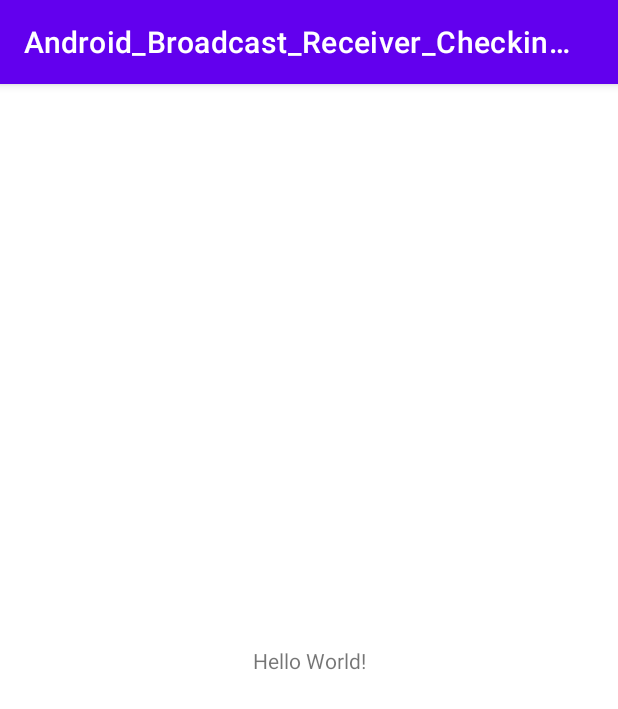
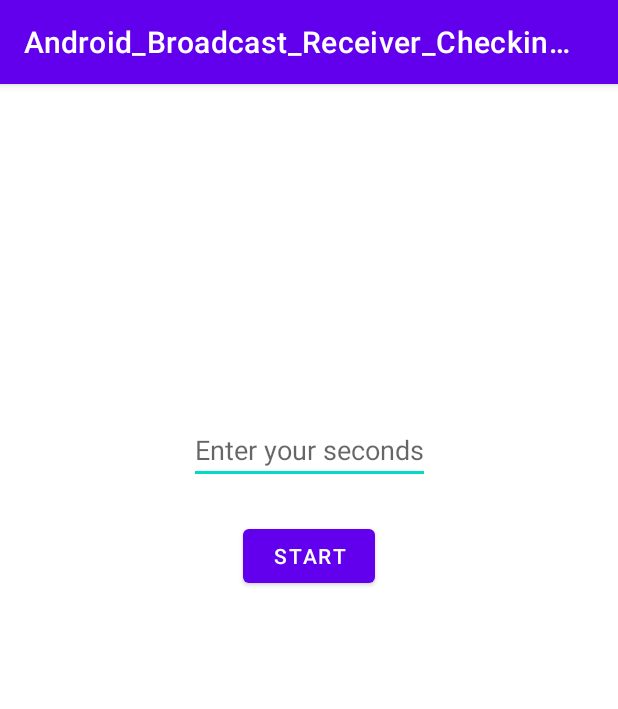
Before and after one commit to HasnathJami/Android_Broadcast_Receiver, an Android app: the screen it shows after launch (MainActivity), on a phone screen of 412 x 824 dp. Shown: the top 709 px of the screen. Run offline under Robolectric (Android 15) with nearby library versions, the light colour scheme and no system bars.

Commit message:
Alarm Manager Feature Added

```diff
--- a/app/src/main/AndroidManifest.xml
+++ b/app/src/main/AndroidManifest.xml
@@ -20,11 +20,13 @@
                 <category android:name="android.intent.category.LAUNCHER" />
             </intent-filter>
         </activity>
-        <receiver android:name = "MyReceiver" android:exported="true">
+        <receiver android:name = ".receivers.MyAlarmReceiver" android:exported="true"/>
+        <receiver android:name = ".receivers.MyReceiver" android:exported="true">
             <intent-filter>
                 <action android:name = "android.net.conn.CONNECTIVITY_CHANGE" tools:ignore="BatteryLife" />
                 <action android:name = "android.net.wifi.WIFI_STATE_CHANGED" />
                 <action android:name = "android.intent.action.AIRPLANE_MODE" />
+                <category android:name="android.intent.category.LAUNCHER" />
             </intent-filter>
         </receiver>
     </application>
--- a/app/src/main/java/com/example/android_broadcast_receiver_checking_connectivity/MainActivity.java
+++ b/app/src/main/java/com/example/android_broadcast_receiver_checking_connectivity/MainActivity.java
@@ -1,15 +1,26 @@
 package com.example.android_broadcast_receiver_checking_connectivity;
 
+import android.app.AlarmManager;
+import android.app.PendingIntent;
 import android.content.BroadcastReceiver;
+import android.content.Intent;
 import android.content.IntentFilter;
 import android.net.ConnectivityManager;
 import android.os.Bundle;
+import android.widget.Button;
+import android.widget.EditText;
+import android.widget.Toast;
 
 import androidx.annotation.Nullable;
 import androidx.appcompat.app.AppCompatActivity;
 
+import com.example.android_broadcast_receiver_checking_connectivity.receivers.MyAlarmReceiver;
+import com.example.android_broadcast_receiver_checking_connectivity.receivers.MyReceiver;
+
 public class MainActivity extends AppCompatActivity {
     private BroadcastReceiver MyReceiver = null;
+    private Button startButton;
+    private EditText text;
 
     @Override
     protected void onCreate(@Nullable Bundle savedInstanceState) {
@@ -17,6 +28,24 @@ public class MainActivity extends AppCompatActivity {
         setContentView(R.layout.activity_main);
         MyReceiver = new MyReceiver();
         broadcastIntent();
+        initViewReference();
+        initListener();
+    }
+
+    public void initViewReference() {
+        startButton = findViewById(R.id.btn_start);
+        text = findViewById(R.id.et_time);
+
+    }
+
+    public void initListener() {
+        handleStartButton();
+    }
+
+    public void handleStartButton() {
+        startButton.setOnClickListener(view -> {
+            startAlert();
+        });
     }
 
     public void broadcastIntent() {
@@ -29,4 +58,15 @@ public class MainActivity extends AppCompatActivity {
         unregisterReceiver(MyReceiver);
     }
 
+    public void startAlert() {
+        int i = Integer.parseInt(text.getText().toString());
+        Intent intent = new Intent(this, MyAlarmReceiver.class);
+        PendingIntent pendingIntent = PendingIntent.getBroadcast(
+                this.getApplicationContext(), 234324243, intent, 0);
+        AlarmManager alarmManager = (AlarmManager) getSystemService(ALARM_SERVICE);
+        alarmManager.set(AlarmManager.RTC_WAKEUP, System.currentTimeMillis()
+                + (i * 1000), pendingIntent);
+        Toast.makeText(this, "Alarm set in " + i + " seconds", Toast.LENGTH_LONG).show();
+    }
+
 }
--- a/app/src/main/java/com/example/android_broadcast_receiver_checking_connectivity/MyReceiver.java
+++ b/app/src/main/java/com/example/android_broadcast_receiver_checking_connectivity/receivers/MyReceiver.java
@@ -1,4 +1,4 @@
-package com.example.android_broadcast_receiver_checking_connectivity;
+package com.example.android_broadcast_receiver_checking_connectivity.receivers;
 
 
 import android.app.Activity;
@@ -6,15 +6,19 @@ import android.app.Dialog;
 import android.content.BroadcastReceiver;
 import android.content.Context;
 import android.content.Intent;
+import android.media.MediaPlayer;
 import android.widget.Button;
 import android.widget.TextView;
 import android.widget.Toast;
 
+import com.example.android_broadcast_receiver_checking_connectivity.MainActivity;
+import com.example.android_broadcast_receiver_checking_connectivity.R;
 import com.example.android_broadcast_receiver_checking_connectivity.utils.NetworkUtil;
 
 public class MyReceiver extends BroadcastReceiver {
     Dialog dialog;
     TextView nettext;
+    MediaPlayer mp;
 
     @Override
     public void onReceive(Context context, Intent intent) {
@@ -36,5 +40,6 @@ public class MyReceiver extends BroadcastReceiver {
             dialog.show();
         }
         Toast.makeText(context, status, Toast.LENGTH_LONG).show();
+
     }
 }
--- a/app/src/main/res/layout/activity_main.xml
+++ b/app/src/main/res/layout/activity_main.xml
@@ -6,13 +6,27 @@
     android:layout_height="match_parent"
     tools:context=".MainActivity">
 
-    <TextView
+    <EditText
+        android:id="@+id/et_time"
         android:layout_width="wrap_content"
         android:layout_height="wrap_content"
-        android:text="Hello World!"
+        android:hint="Enter your seconds"
         app:layout_constraintBottom_toBottomOf="parent"
         app:layout_constraintLeft_toLeftOf="parent"
         app:layout_constraintRight_toRightOf="parent"
-        app:layout_constraintTop_toTopOf="parent" />
+        app:layout_constraintTop_toTopOf="parent"
+        app:layout_constraintVertical_bias="0.306" />
+
+    <Button
+        android:id="@+id/btn_start"
+        android:layout_width="wrap_content"
+        android:layout_height="wrap_content"
+        android:layout_marginTop="24dp"
+        android:text="Start"
+        app:layout_constraintEnd_toEndOf="@+id/et_time"
+        app:layout_constraintHorizontal_bias="0.492"
+        app:layout_constraintStart_toStartOf="@+id/et_time"
+        app:layout_constraintTop_toBottomOf="@+id/et_time" />
+
 
 </androidx.constraintlayout.widget.ConstraintLayout>
```
Also changed, not shown: app/src/main/java/com/example/android_broadcast_receiver_checking_connectivity/receivers/MyAlarmReceiver.java (added, +20 -0 lines), app/src/main/java/com/example/android_broadcast_receiver_checking_connectivity/utils/NetworkUtil.java (+6 -4 lines), 1 other file.
